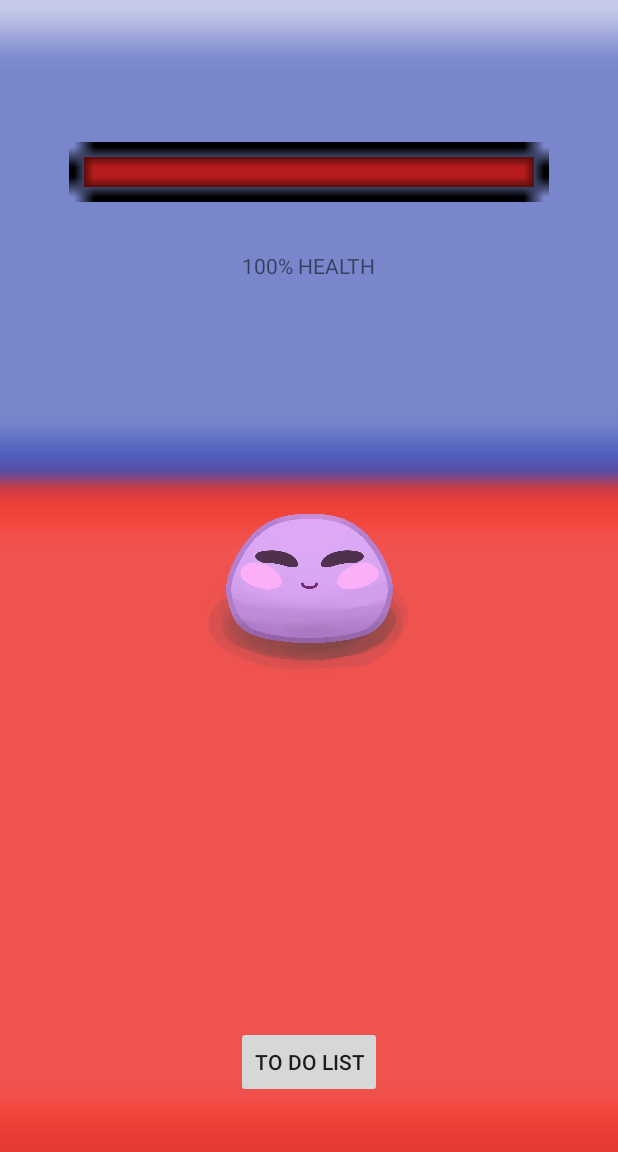
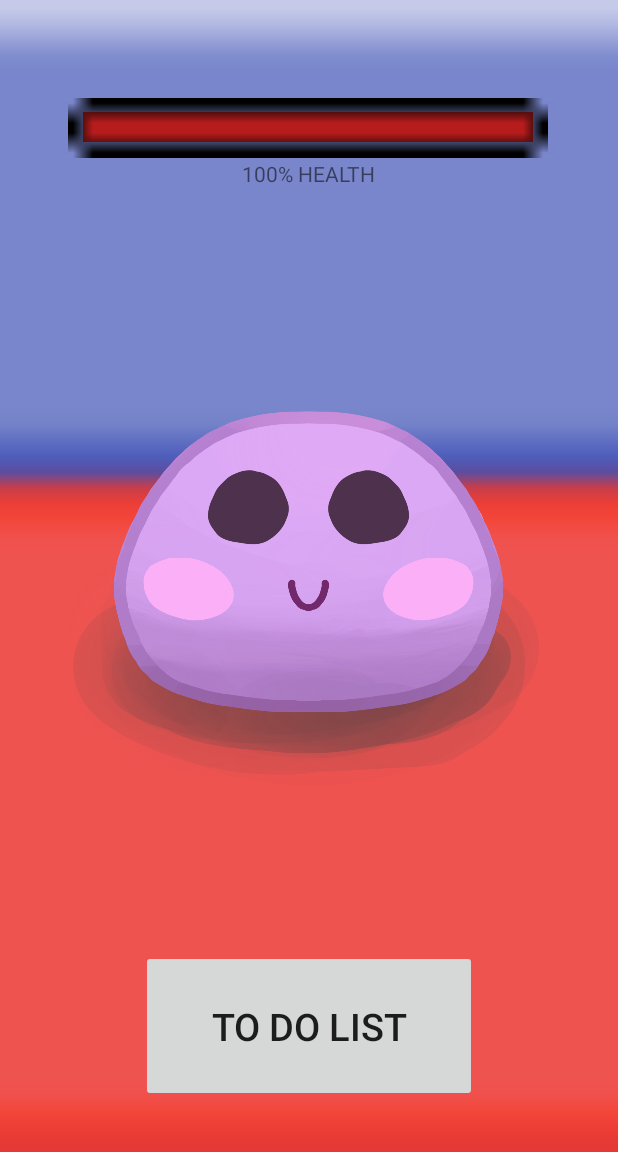
Before and after one commit to kmuniba98/keikaku-pet, an Android app: the screen it shows after launch (MainActivity), on a phone screen of 412 x 824 dp, the part 84-1236 px from its top. Run offline under Robolectric (Android 15) with nearby library versions, the light colour scheme and no system bars.

Commit message:
Updated animation and pet size

```diff
--- a/app/src/main/java/com/keikakupet/ItemListAdapter.kt
+++ b/app/src/main/java/com/keikakupet/ItemListAdapter.kt
@@ -25,6 +25,10 @@ class ItemListAdapter (var context: Context, var taskList: ArrayList<Task>): Bas
         return taskList.size
      }
     override fun getView(position: Int, convertView: View?, parent: ViewGroup?): View {
+
+        PetStatus.context = context
+        val petStatus = PetStatus()
+
         val view:View = View.inflate(context , R.layout.listview_checkbox, null)
 
         //sets up variables and links them to id's set in xml
@@ -52,6 +56,7 @@ class ItemListAdapter (var context: Context, var taskList: ArrayList<Task>): Bas
         checkBx.setOnClickListener(View.OnClickListener {
             //removes from task list
             taskList.removeAt(position)
+            petStatus.processCompletedTask()
             notifyDataSetChanged()
         })
 
--- a/app/src/main/java/com/keikakupet/PetStatus.kt
+++ b/app/src/main/java/com/keikakupet/PetStatus.kt
@@ -68,7 +68,7 @@ class PetStatus(
     }
 
     // method to increment the pet's health
-    private fun incrementHealth(){
+    fun incrementHealth(){
         val sum = currentHealth + healthIncrementer
         if(sum > maxHealth)
             currentHealth = maxHealth
@@ -141,7 +141,7 @@ class PetStatus(
         updateJson()
     }
 
-    fun updateJson(){
+    private fun updateJson(){
         var json: String = Gson().toJson(this)
         val context = context
         var file = File(context.getFilesDir(), "PetStatus.json")
--- a/app/src/main/java/com/keikakupet/Task.kt
+++ b/app/src/main/java/com/keikakupet/Task.kt
@@ -16,4 +16,6 @@ class Task {
         this.exists = exists
 
     }
+
+
 }
--- a/app/src/main/java/com/keikakupet/ToDoListActivity.kt
+++ b/app/src/main/java/com/keikakupet/ToDoListActivity.kt
@@ -1,12 +1,15 @@
 package com.keikakupet
 
 import androidx.appcompat.app.AppCompatActivity
+import android.content.Context
 import android.os.Bundle
 import androidx.fragment.app.DialogFragment
 import com.google.android.material.floatingactionbutton.FloatingActionButton
 import com.google.android.material.snackbar.Snackbar
 import kotlinx.android.synthetic.main.activity_to_do_list.*
 import android.widget.ListView
+import java.util.*
+
 
 class ToDoListActivity : AppCompatActivity(), NewTaskDialogFragment.NewTaskDialogListener {
     //doesn't instantiate, just makes variable names accessible across functions
@@ -42,6 +45,7 @@ class ToDoListActivity : AppCompatActivity(), NewTaskDialogFragment.NewTaskDialo
     private fun populateListView() {
             taskListAdapter = ItemListAdapter(applicationContext, taskList!!)
             listView?.adapter  = taskListAdapter
+
     }
 
     override fun onCreate(savedInstanceState: Bundle?) {
@@ -56,6 +60,21 @@ class ToDoListActivity : AppCompatActivity(), NewTaskDialogFragment.NewTaskDialo
         addTaskBtn.setOnClickListener {
             showNewTaskUI()
         }
+        if(taskList != null) {
+            var immTaskList: ArrayList<Task> = this.taskList!!
+            var size: Int = immTaskList.size
+            for (i in 1..size) {
+                var checkTask: Task = immTaskList.get(i)
+                var taskDeadline: Long = checkTask.deadline.timeInMillis
+                var currTime: Long = Calendar.getInstance().timeInMillis
+                var elapsedTime: Long = currTime - taskDeadline
+                if (elapsedTime < 0) {
+                    PetStatus.context = applicationContext
+                    val petStatus = PetStatus()
+                    petStatus.processMissedTask()
+                }
+            }
+        }
 
     }
 }
--- a/app/src/main/res/drawable/baby_pet_animation_list.xml
+++ b/app/src/main/res/drawable/baby_pet_animation_list.xml
@@ -1,9 +1,10 @@
 <animation-list xmlns:android="http://schemas.android.com/apk/res/android"
     android:id="@+id/sampleAnimation" android:oneshot="false">
     <item android:drawable="@drawable/baby_frame_1" android:duration="500"></item>
-    <item android:drawable="@drawable/baby_frame_2" android:duration="500"></item>
-    <item android:drawable="@drawable/baby_frame_3" android:duration="500"></item>
-    <item android:drawable="@drawable/baby_frame_4" android:duration="500"></item>
-    <item android:drawable="@drawable/baby_frame_2" android:duration="500"></item>
+    <item android:drawable="@drawable/baby_frame_2" android:duration="160"></item>
+    <item android:drawable="@drawable/baby_frame_3" android:duration="160"></item>
+    <item android:drawable="@drawable/baby_frame_4" android:duration="800"></item>
+    <item android:drawable="@drawable/baby_frame_3" android:duration="160"></item>
+    <item android:drawable="@drawable/baby_frame_2" android:duration="160"></item>
     <item android:drawable="@drawable/baby_frame_1" android:duration="500"></item>
 </animation-list>
--- a/app/src/main/res/layout/activity_main.xml
+++ b/app/src/main/res/layout/activity_main.xml
@@ -14,8 +14,8 @@
         android:src="@drawable/background_image"
         app:layout_constraintBottom_toBottomOf="parent"
         app:layout_constraintEnd_toEndOf="parent"
-        app:layout_constraintStart_toStartOf="parent"
-        app:layout_constraintTop_toTopOf="parent" />
+        app:layout_constraintHorizontal_bias="0.0"
+        app:layout_constraintStart_toStartOf="parent" />
 
     <ImageView
         android:id="@+id/barImageView"
@@ -24,8 +24,10 @@
         android:src="@drawable/clip_source"
         app:layout_constraintBottom_toTopOf="@+id/bubbleImageView"
         app:layout_constraintEnd_toEndOf="parent"
+        app:layout_constraintHorizontal_bias="0.495"
         app:layout_constraintStart_toStartOf="parent"
-        app:layout_constraintTop_toTopOf="parent" />
+        app:layout_constraintTop_toTopOf="parent"
+        app:layout_constraintVertical_bias="0.642" />
 
     <ImageView
         android:id="@+id/barOutlineImageView"
@@ -34,44 +36,65 @@
         android:src="@drawable/health_bar_outline"
         app:layout_constraintBottom_toTopOf="@+id/bubbleImageView"
         app:layout_constraintEnd_toEndOf="parent"
+        app:layout_constraintHorizontal_bias="0.494"
         app:layout_constraintStart_toStartOf="parent"
-        app:layout_constraintTop_toTopOf="parent" />
+        app:layout_constraintTop_toTopOf="parent"
+        app:layout_constraintVertical_bias="0.679" />
 
     <ImageView
         android:id="@+id/petImageView"
-        android:layout_width="150dp"
-        android:layout_height="150dp"
-        android:scaleType="fitXY"
+        android:layout_width="350dp"
+        android:layout_height="350dp"
+        android:layout_marginTop="-40dp"
         android:adjustViewBounds="true"
+        android:clickable="true"
+        android:focusable="true"
+        android:scaleType="centerCrop"
         app:layout_constraintBottom_toBottomOf="parent"
         app:layout_constraintEnd_toEndOf="parent"
+        app:layout_constraintHorizontal_bias="0.491"
         app:layout_constraintStart_toStartOf="parent"
         app:layout_constraintTop_toTopOf="parent"
-        android:clickable="true"
-        android:focusable="true"/>
+        app:layout_constraintVertical_bias="0.517" />
 
     <ImageView
         android:id="@+id/bubbleImageView"
-        android:layout_width="120dp"
-        android:layout_height="80dp"
-        app:layout_constraintBottom_toTopOf="@+id/petImageView"
+        android:layout_width="170dp"
+        android:layout_height="150dp"
+        app:layout_constraintBottom_toTopOf=" @+id/petForBubble"
         app:layout_constraintEnd_toEndOf="parent"
-        app:layout_constraintStart_toStartOf="parent" />
+        app:layout_constraintHorizontal_bias="0.497"
+        app:layout_constraintStart_toStartOf="parent"
+        tools:layout_editor_absoluteX="120dp"
+        tools:layout_editor_absoluteY="259dp" />
+
+    <ImageView
+        android:id="@+id/petForBubble"
+        android:layout_width="234dp"
+        android:layout_height="195dp"
+        app:layout_constraintTop_toTopOf="parent"
+        app:layout_constraintBottom_toBottomOf="parent"
+        app:layout_constraintStart_toStartOf="parent"
+        app:layout_constraintEnd_toEndOf="parent"
+        tools:layout_editor_absoluteX="88dp"
+        tools:layout_editor_absoluteY="245dp" />
 
     <ImageView
         android:id="@+id/statusImageView"
-        android:layout_width="120dp"
-        android:layout_height="50dp"
-        android:layout_marginTop="8dp"
+        android:layout_width="150dp"
+        android:layout_height="80dp"
+        android:layout_marginTop="32dp"
         app:layout_constraintEnd_toEndOf="parent"
+        app:layout_constraintHorizontal_bias="0.498"
         app:layout_constraintStart_toStartOf="parent"
         app:layout_constraintTop_toTopOf="@+id/bubbleImageView" />
 
     <Button
         android:id="@+id/toDoListBtn"
-        android:layout_width="wrap_content"
-        android:layout_height="wrap_content"
+        android:layout_width="224dp"
+        android:layout_height="101dp"
         android:text="To Do List"
+        android:textSize="25dp"
         app:layout_constraintBottom_toBottomOf="parent"
         app:layout_constraintEnd_toEndOf="parent"
         app:layout_constraintStart_toStartOf="parent"
```
